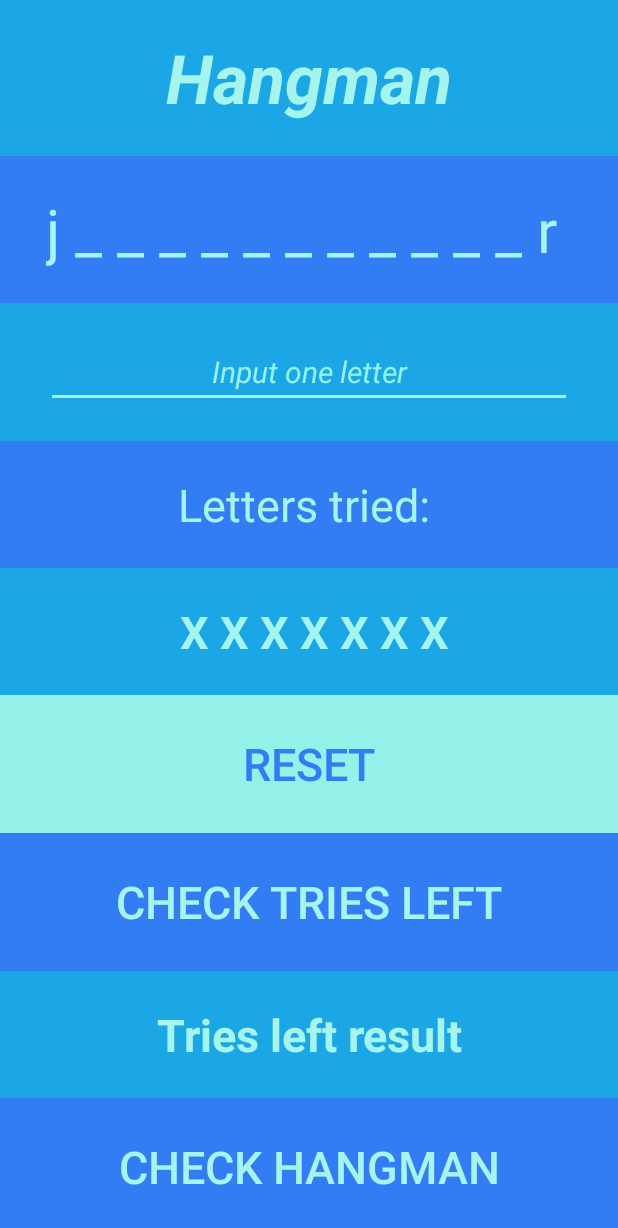
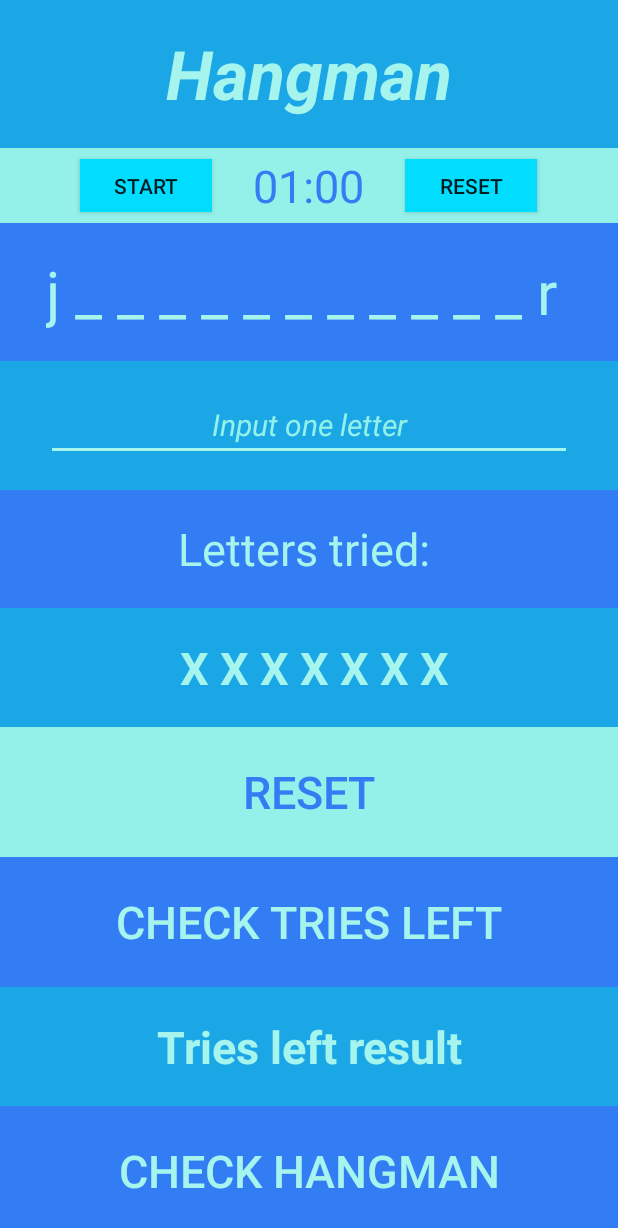
Before and after one commit to gosiacodes/Hangman-Android-App, an Android app: the screen it shows after launch (MainActivity), after a tap on "RESET", on a phone screen of 412 x 824 dp. Shown: the top 1228 px of the screen. Run offline under Robolectric (Android 15) with nearby library versions, the phone set to English and light mode, and no system bars; 2 statements that could not run were skipped; 2 other taps on this screen came first.

Commit message:
Added timer countdown + little changes + new words to guess.

```diff
--- a/app/src/main/java/com/example/hangman/MainActivity.java
+++ b/app/src/main/java/com/example/hangman/MainActivity.java
@@ -3,12 +3,14 @@ package com.example.hangman;
 import android.content.Intent;
 import android.content.SharedPreferences;
 import android.os.Bundle;
+import android.os.CountDownTimer;
 import android.text.Editable;
 import android.text.TextWatcher;
 import android.util.Log;
 import android.view.View;
 import android.view.animation.Animation;
 import android.view.animation.AnimationUtils;
+import android.widget.Button;
 import android.widget.EditText;
 import android.widget.TableRow;
 import android.widget.TextView;
@@ -20,6 +22,7 @@ import java.io.IOException;
 import java.io.InputStream;
 import java.util.ArrayList;
 import java.util.Collections;
+import java.util.Locale;
 import java.util.Scanner;
 
 public class MainActivity extends AppCompatActivity {
@@ -46,6 +49,14 @@ public class MainActivity extends AppCompatActivity {
     TextView txtTriesLeftResult;
     String TRIES_LEFT;
     int intTries = 7;
+    static final long START_TIME_IN_MILLIS = 60000;
+    long timeLeftInMillis = START_TIME_IN_MILLIS;
+    CountDownTimer myCountDownTimer;
+    TextView txtCountDownTimer;
+    boolean timerIsRunning;
+    Button btnStartPauseTimer;
+    Button btnResetTimer;
+    boolean gameIsOver;
 
     @Override
     protected void onCreate(Bundle savedInstanceState) {
@@ -66,6 +77,28 @@ public class MainActivity extends AppCompatActivity {
         tableRowTriesLeft = findViewById(R.id.tableRowTriesLeft);
         tableRowReset = findViewById(R.id.tableRowReset);
         txtTriesLeftResult = findViewById(R.id.txtTriesLeftResult);
+        txtCountDownTimer = findViewById(R.id.txtCountDownTimer);
+        btnStartPauseTimer = findViewById(R.id.btnStartPauseTimer);
+        btnResetTimer = findViewById(R.id.btnResetTimer);
+
+        btnStartPauseTimer.setOnClickListener(new View.OnClickListener() {
+            @Override
+            public void onClick(View v) {
+                if (timerIsRunning) {
+                    pauseTimer();
+                }
+                else {
+                    startTimer();
+                }
+            }
+        });
+
+        btnResetTimer.setOnClickListener(new View.OnClickListener() {
+            @Override
+            public void onClick(View v) {
+                resetTimer();
+            }
+        });
 
         // traverse database file and populate array list
         InputStream myInputStream = null;
@@ -130,6 +163,7 @@ public class MainActivity extends AppCompatActivity {
 
     // void
     void initializeGame() {
+        gameIsOver = false;
         // WORD
         // shuffle arrayList and get first element and then remove it
         Collections.shuffle(myListOfWords);
@@ -172,6 +206,59 @@ public class MainActivity extends AppCompatActivity {
         triesLeft = " X X X X X X X";
         txtTriesLeft.setText(triesLeft);
         TRIES_LEFT = triesLeft;
+
+        updateCountDownText();
+    }
+
+    // void
+    private void startTimer() {
+        myCountDownTimer = new CountDownTimer(timeLeftInMillis, 1000) {
+            @Override
+            public void onTick(long millisUntilFinished) {
+                timeLeftInMillis = millisUntilFinished;
+                updateCountDownText();
+            }
+
+            @Override
+            public void onFinish() {
+                timerIsRunning = false;
+                btnStartPauseTimer.setText("Start");
+                btnStartPauseTimer.setClickable(false);
+                btnResetTimer.setClickable(true);
+                tableRowTriesLeft.startAnimation(scaleAndRotateAnim);
+                txtTriesLeft.setText(LOSING_MESSAGE);
+                txtWordToGuess.setText(wordToGuess);
+                editInput.setEnabled(false);
+            }
+        }.start();
+        timerIsRunning = true;
+        btnStartPauseTimer.setText("Pause");
+        btnResetTimer.setClickable(false);
+    }
+
+    // void
+    private void pauseTimer() {
+        myCountDownTimer.cancel();
+        timerIsRunning = false;
+        btnStartPauseTimer.setText("Resume");
+    }
+
+    // void
+    private void resetTimer(){
+        timeLeftInMillis = START_TIME_IN_MILLIS;
+        updateCountDownText();
+        btnStartPauseTimer.setText("Start");
+        btnStartPauseTimer.setClickable(true);
+        btnResetTimer.setClickable(false);
+    }
+
+    // void
+    private void updateCountDownText() {
+        int minutes = (int) (timeLeftInMillis / 1000) / 60;
+        int seconds = (int) (timeLeftInMillis / 1000) % 60;
+
+        String timeLeftFormatted = String.format(Locale.getDefault(),"%02d:%02d", minutes, seconds);
+        txtCountDownTimer.setText(timeLeftFormatted);
     }
 
     // void
@@ -214,6 +301,12 @@ public class MainActivity extends AppCompatActivity {
                 if (!wordDisplayedString.contains("_")){
                     tableRowTriesLeft.startAnimation(scaleAndRotateAnim);
                     txtTriesLeft.setText(WINNING_MESSAGE);
+                    editInput.setEnabled(false);
+                    pauseTimer();
+                    btnStartPauseTimer.setText("Start");
+                    btnStartPauseTimer.setClickable(false);
+                    btnResetTimer.setClickable(true);
+                    gameIsOver = true;
                 }
             }
         }
@@ -226,6 +319,12 @@ public class MainActivity extends AppCompatActivity {
                 tableRowTriesLeft.startAnimation(scaleAndRotateAnim);
                 txtTriesLeft.setText(LOSING_MESSAGE);
                 txtWordToGuess.setText(wordToGuess);
+                editInput.setEnabled(false);
+                pauseTimer();
+                btnStartPauseTimer.setText("Start");
+                btnStartPauseTimer.setClickable(false);
+                btnResetTimer.setClickable(true);
+                gameIsOver = true;
             }
         }
 
@@ -259,7 +358,14 @@ public class MainActivity extends AppCompatActivity {
         // clear animation on table row
         tableRowTriesLeft.clearAnimation();
 
+        // reset timer
+        myCountDownTimer.cancel();
+        timerIsRunning = false;
+        resetTimer();
+
         intTries = 7;
+        txtTriesLeftResult.setText("Tries left result");
+        editInput.setEnabled(true);
 
         // setup a new game
         initializeGame();
@@ -314,15 +420,24 @@ public class MainActivity extends AppCompatActivity {
 
         int savedTries = prefs.getInt("INT_TRIES", intTries);
 
+        Long savedTime = prefs.getLong("millisLeft", timeLeftInMillis);
+
         txtWordToGuess.setText(savedWord);
         txtLettersTried.setText(savedLetters);
         txtTriesLeft.setText(savedTriesLeft);
+
+        if (!gameIsOver) {
+            startTimer();
+        }
+        updateCountDownText();
     }
 
     @Override
     protected void onPause() {
         super.onPause();
         Log.d("lifecycle","onPause invoked "+getApplication());
+
+        pauseTimer();
 
         SharedPreferences.Editor editor = getSharedPreferences("MyPreference", MODE_PRIVATE).edit();
 
@@ -331,6 +446,8 @@ public class MainActivity extends AppCompatActivity {
         editor.putString("TRIES_LEFT", triesLeft);
 
         editor.putInt("INT_TRIES", intTries);
+
+        editor.putLong("millisLeft", timeLeftInMillis);
 
         editor.apply();
         editor.commit();
--- a/app/src/main/res/layout/activity_main.xml
+++ b/app/src/main/res/layout/activity_main.xml
@@ -4,8 +4,8 @@
     android:layout_width="match_parent"
     android:layout_height="match_parent"
     android:background="@color/colorPrimary">
-
     <TableRow
+        android:id="@+id/tableRowTitle"
         android:layout_width="match_parent"
         android:layout_height="match_parent"
         android:layout_weight="1"
@@ -21,6 +21,47 @@
     </TableRow>
 
     <TableRow
+        android:id="@+id/tableRowTimer"
+        android:layout_width="match_parent"
+        android:layout_height="match_parent"
+        android:background="@color/colorSecondary"
+        android:gravity="center">
+        <LinearLayout
+            android:layout_width="match_parent"
+            android:layout_height="wrap_content"
+            android:orientation="horizontal"
+            android:gravity="center">
+            <Button
+                android:id="@+id/btnStartPauseTimer"
+                android:layout_width="wrap_content"
+                android:layout_height="35dp"
+                android:layout_margin="7dp"
+                android:background="@android:color/holo_blue_bright"
+                android:text="Start" />
+            <TextView
+                android:id="@+id/txtCountDownTimer"
+                android:layout_height="wrap_content"
+                android:layout_width="wrap_content"
+                android:layout_marginRight="20dp"
+                android:layout_marginLeft="20dp"
+                android:gravity="center"
+                android:background="@color/colorSecondary"
+                android:text="00:00"
+                android:textColor="@color/colorPrimaryDark"
+                android:textSize="@dimen/btnReset" />
+            <Button
+                android:id="@+id/btnResetTimer"
+                android:layout_width="wrap_content"
+                android:layout_height="35dp"
+                android:layout_margin="7dp"
+                android:background="@android:color/holo_blue_bright"
+                android:clickable="false"
+                android:text="Reset" />
+        </LinearLayout>
+    </TableRow>
+
+    <TableRow
+        android:id="@+id/tableRowWordToGuess"
         android:layout_width="match_parent"
         android:layout_height="match_parent"
         android:layout_weight="1"
@@ -36,6 +77,7 @@
     </TableRow>
 
     <TableRow
+        android:id="@+id/tableRowEditInput"
         android:layout_width="match_parent"
         android:layout_height="match_parent"
         android:layout_weight="1"
@@ -54,6 +96,7 @@
     </TableRow>
 
     <TableRow
+        android:id="@+id/tableRowLettersTried"
         android:layout_width="match_parent"
         android:layout_height="match_parent"
         android:layout_weight="1"
```
Also changed, not shown: app/src/main/assets/database_file.txt (+32 -5 lines).
